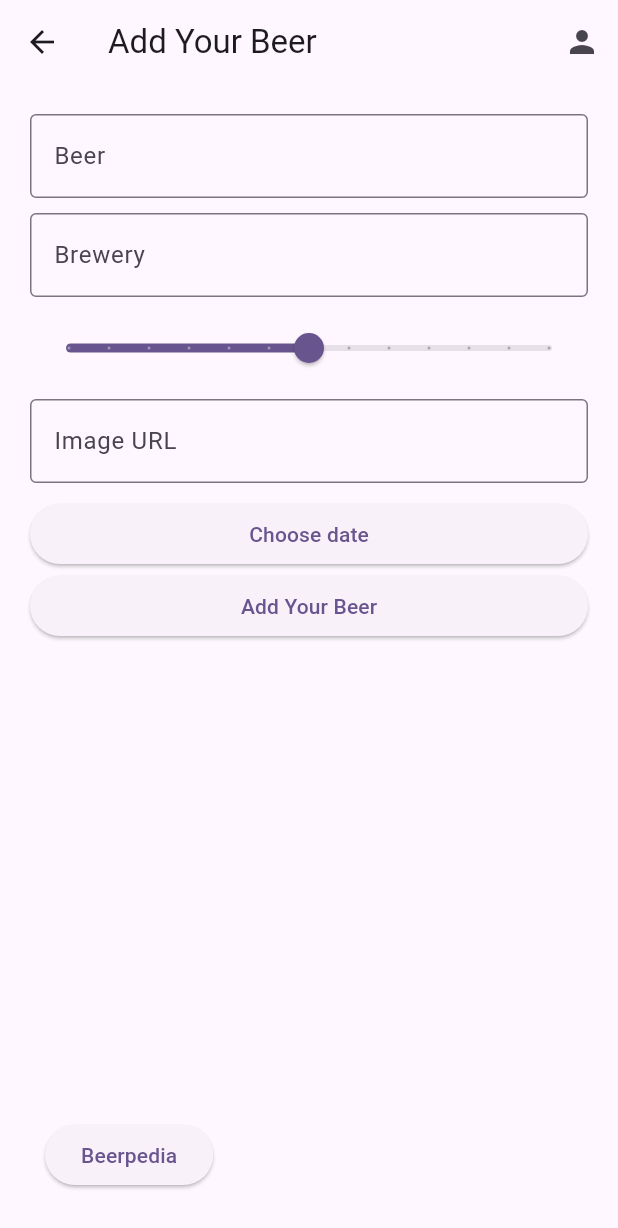
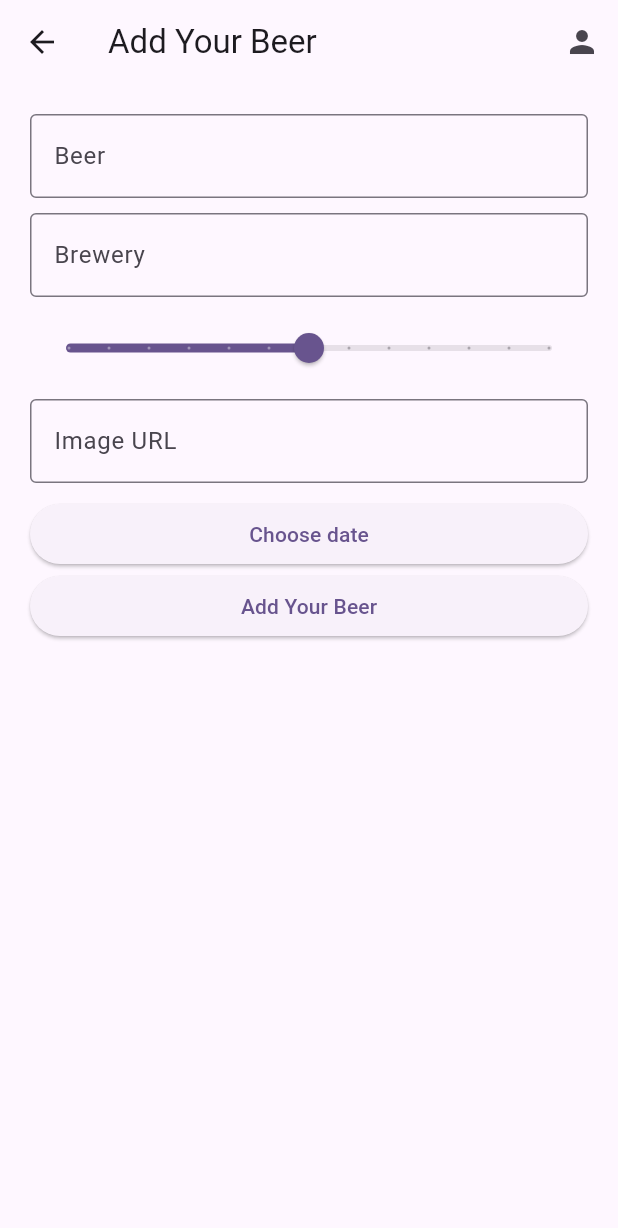
Before and after one commit to konradkulak/beer_ranking, a Flutter app: the AddPage screen opened directly, on a phone screen of 412 x 824 dp. Shown: the top 1228 px of the screen. Run offline on Flutter 3.47's test engine with Material 3 defaults, Android fonts, the phone set to English and light mode, and no system bars; our stand-ins replace bloc, cloud_firestore, dio, firebase_auth, firebase_core, flutter_bloc; missing offline and left inert: firebase_ui_auth; accounts and stored records are empty.

Commit message:
Delete elevated button from Add Page.

```diff
--- a/lib/features/add/pages/add_page.dart
+++ b/lib/features/add/pages/add_page.dart
@@ -59,26 +59,7 @@ class AddPage extends StatelessWidget {
                 ),
               ],
             ),
-            body: Stack(
-              children: <Widget>[
-                const _AddPageBody(),
-                Positioned(
-                  left: 30,
-                  bottom: 30,
-                  child: ElevatedButton(
-                    onPressed: () {
-                      Navigator.of(context).push(
-                        MaterialPageRoute(
-                          builder: (context) => const BeerpediaPage(),
-                          fullscreenDialog: true,
-                        ),
-                      );
-                    },
-                    child: const Text('Beerpedia'),
-                  ),
-                )
-              ],
-            ),
+            body: const _AddPageBody(),
           );
         },
       ),
```
